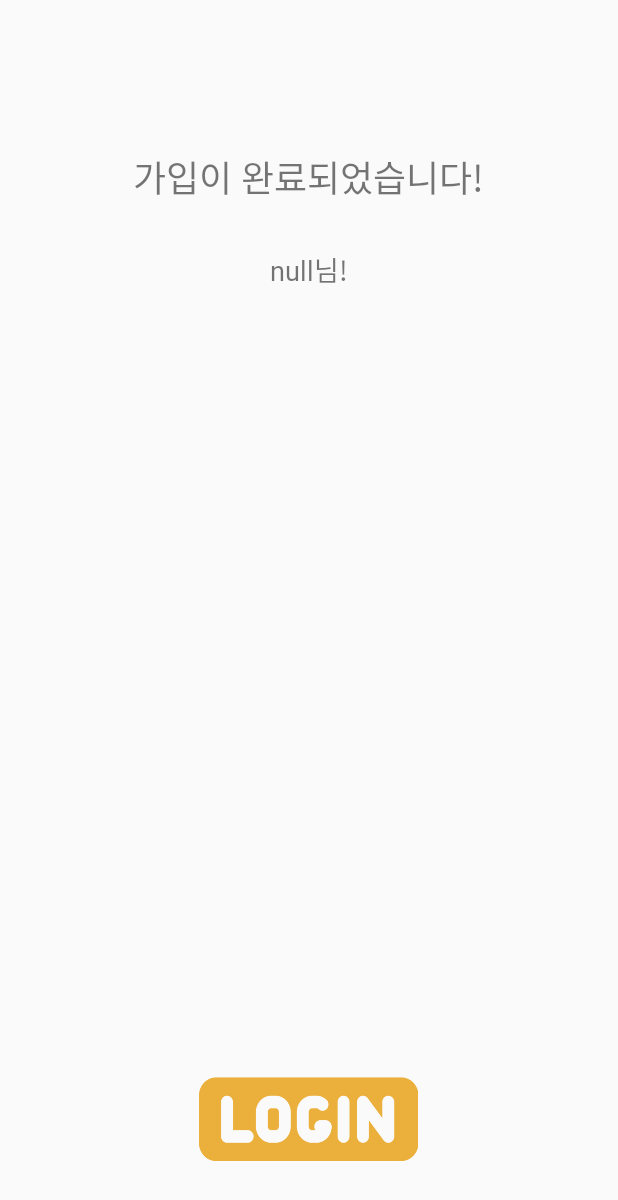
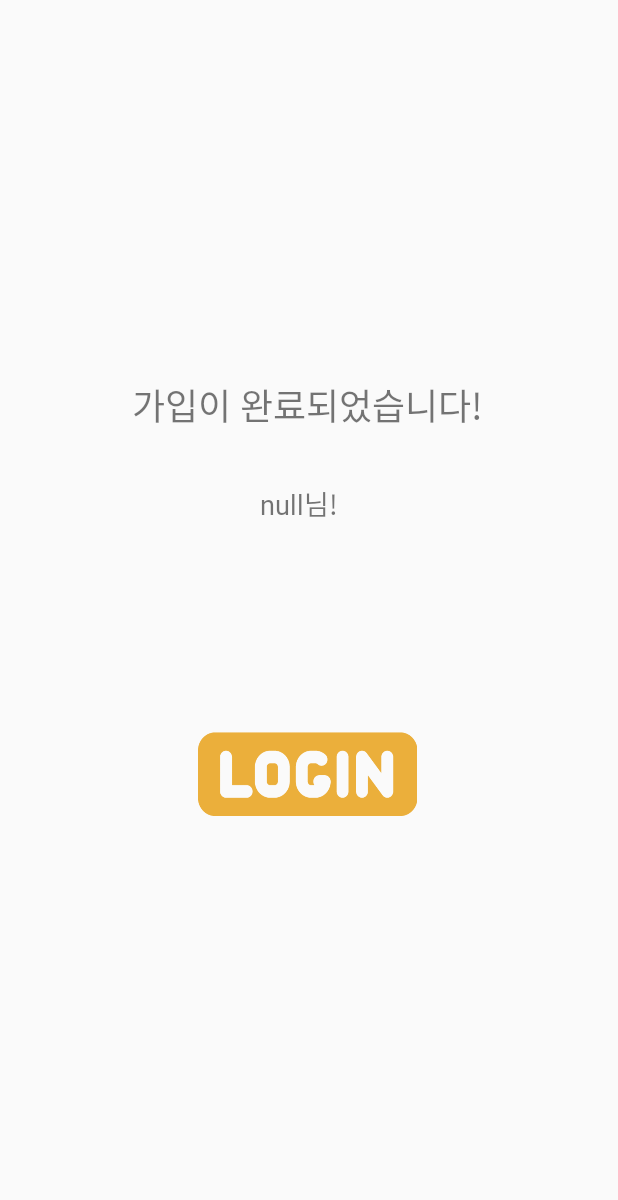
Before and after one commit to HaeKang/wang_do_no, an Android app: the SignUpEnd screen opened directly, with no data from a screen before it, on a phone screen of 412 x 824 dp. Shown: the top 1200 px of the screen. Run offline under Robolectric (Android 15) with nearby library versions, the phone set to English and light mode, and no system bars.

Commit message:
layout수정2
app icon 추가
sign up end 수정

```diff
--- a/app/src/main/AndroidManifest.xml
+++ b/app/src/main/AndroidManifest.xml
@@ -10,7 +10,7 @@
             android:label="@string/app_name"
             android:networkSecurityConfig="@xml/network_security_config"
             android:usesCleartextTraffic="true"
-            android:roundIcon="@drawable/background_color"
+            android:roundIcon="@drawable/applogo"
             android:supportsRtl="true"
             android:theme="@style/AppTheme">
 
--- a/app/src/main/res/layout/activity_main.xml
+++ b/app/src/main/res/layout/activity_main.xml
@@ -29,7 +29,7 @@
 
     <ImageButton
             android:layout_width="77dp"
-            android:layout_height="78dp" app:srcCompat="@drawable/singup_circle"
+            android:layout_height="78dp" app:srcCompat="@drawable/login2"
             android:id="@+id/SignIn_Button"
             app:layout_constraintStart_toEndOf="@+id/Subway_Button" android:layout_marginLeft="8dp"
             android:layout_marginStart="8dp" app:layout_constraintEnd_toStartOf="@+id/Bus_Button"
--- a/app/src/main/res/layout/activity_sign_up_end.xml
+++ b/app/src/main/res/layout/activity_sign_up_end.xml
@@ -20,8 +20,9 @@
             android:layout_marginLeft="8dp" android:layout_marginStart="8dp"
             app:layout_constraintEnd_toStartOf="@+id/guideline6" android:layout_marginEnd="8dp"
             android:layout_marginRight="8dp"
-            android:layout_marginBottom="50dp" app:layout_constraintBottom_toBottomOf="parent"
-            android:fontFamily="@font/nanumsquareroundr" android:background="@drawable/login_btn"/>
+            android:fontFamily="@font/nanumsquareroundr" android:background="@drawable/login_btn"
+            app:layout_constraintHorizontal_bias="0.497" android:layout_marginBottom="280dp"
+            app:layout_constraintBottom_toBottomOf="parent"/>
     <TextView
             android:text="가입이 완료되었습니다!"
             android:layout_width="wrap_content"
@@ -29,15 +30,16 @@
             android:id="@+id/text_welcom" app:layout_constraintStart_toStartOf="@+id/guideline5"
             android:layout_marginLeft="8dp" android:layout_marginStart="8dp"
             app:layout_constraintEnd_toStartOf="@+id/guideline6" android:layout_marginEnd="8dp"
-            android:layout_marginRight="8dp" android:textSize="24sp" android:layout_marginTop="100dp"
-            app:layout_constraintTop_toTopOf="parent" android:fontFamily="@font/nanumsquareroundr"/>
+            android:layout_marginRight="8dp" android:textSize="24sp" android:layout_marginTop="252dp"
+            app:layout_constraintTop_toTopOf="parent" android:fontFamily="@font/nanumsquareroundr"
+            app:layout_constraintHorizontal_bias="0.495"/>
     <TextView
-            android:text="TextView"
-            android:layout_width="wrap_content"
-            android:layout_height="wrap_content"
+            android:layout_width="157dp"
+            android:layout_height="47dp"
             android:id="@+id/text_user" android:textSize="18sp" app:layout_constraintStart_toStartOf="@+id/guideline5"
             android:layout_marginLeft="8dp" android:layout_marginStart="8dp"
             app:layout_constraintEnd_toStartOf="@+id/guideline6" android:layout_marginEnd="8dp"
-            android:layout_marginRight="8dp" android:layout_marginTop="30dp"
-            app:layout_constraintTop_toBottomOf="@+id/text_welcom" android:fontFamily="@font/nanumsquareroundr"/>
+            android:layout_marginRight="8dp" android:layout_marginTop="24dp"
+            app:layout_constraintTop_toBottomOf="@+id/text_welcom" android:fontFamily="@font/nanumsquareroundr"
+            android:gravity="center" app:layout_constraintHorizontal_bias="0.466"/>
 </android.support.constraint.ConstraintLayout>
```
Also changed, not shown: app/src/main/res/drawable/applogo.png (added), app/src/main/res/drawable/login2.png (added).
